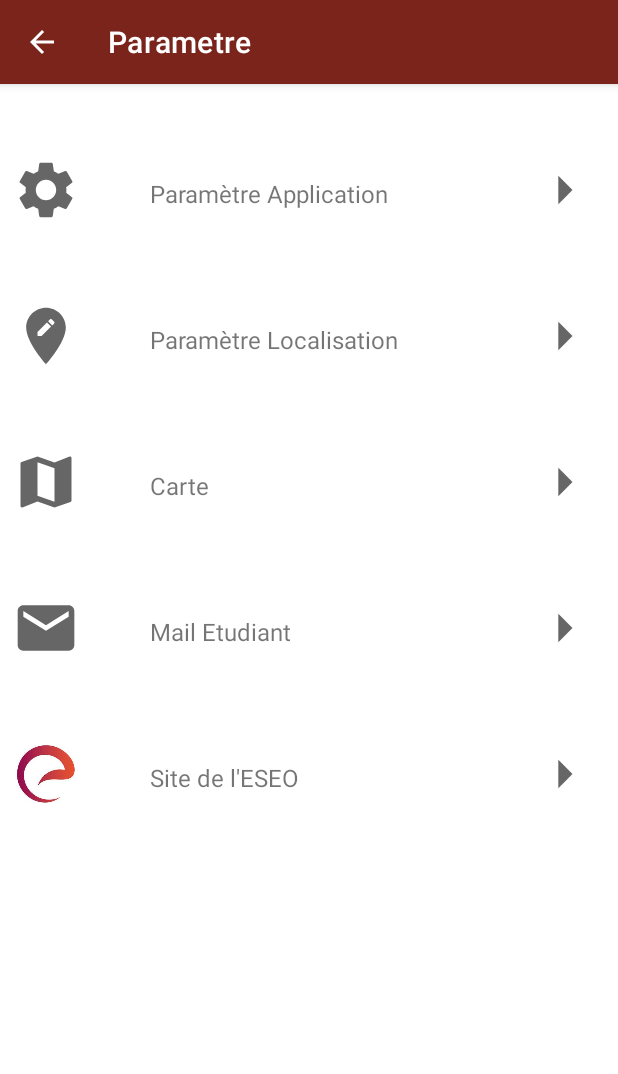
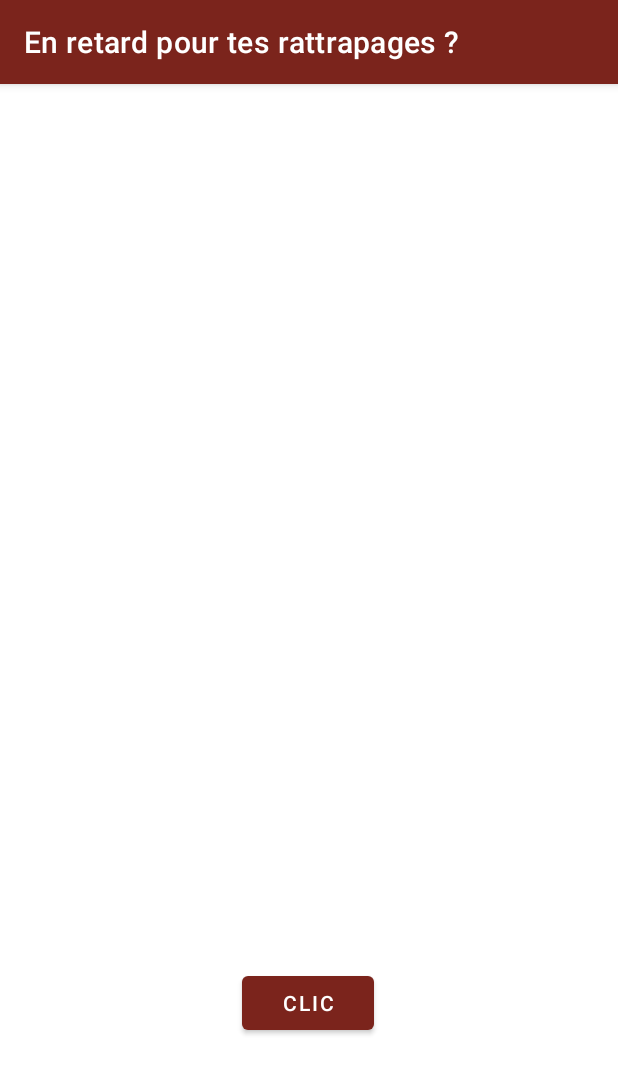
Before and after one commit to Polozeed/androidESEO, an Android app: the screen it shows after launch (ParametreActivity before the commit, ApelleApiActivity after it), after a tap on an icon or button, on a phone screen of 412 x 824 dp. Shown: the top 1074 px of the screen. Run offline under Robolectric (Android 15) with nearby library versions, the phone set to English and light mode, and no system bars; libraries missing offline, so code that uses them is left out: com.afollestad.recyclical; 1 statement that could not run was skipped; 1 other tap on this screen came first.

Commit message:
Debut Projet
10/05/2021

```diff
--- a/app/src/main/AndroidManifest.xml
+++ b/app/src/main/AndroidManifest.xml
@@ -3,17 +3,20 @@
     package="com.example.androideseo">
     <uses-permission android:name="android.permission.ACCESS_COARSE_LOCATION" />
     <uses-permission android:name="android.permission.ACCESS_FINE_LOCATION" />
+    <uses-permission android:name="android.permission.INTERNET" />
 
     <application
         android:allowBackup="true"
         android:icon="@drawable/app"
         android:label="En retard pour tes rattrapages ?"
         android:roundIcon="@mipmap/ic_launcher_round"
+        android:usesCleartextTraffic="true"
         android:supportsRtl="true"
         android:theme="@style/Theme.AndroidESEO">
 
         <activity android:name=".ui.ParametreActivity"></activity>
         <activity android:name=".ui.RecyclerActivity" />
+        <activity android:name=".ui.ApelleApiActivity" />
         <activity android:name=".ui.EastereggsActivity" />
         <activity android:name=".ui.MapActivity" />
         <activity android:name=".ui.HistoryActivity" />
--- a/app/src/main/java/com/example/androideseo/data/AdapterParam.kt
+++ b/app/src/main/java/com/example/androideseo/data/AdapterParam.kt
@@ -13,8 +13,7 @@ import com.example.androideseo.R
 class AdapterParam(private val deviceList: Array<ParametreActivity.SettingsItem>, private val onClick: ((selectedDevice: ParametreActivity.SettingsItem) -> Unit)? = null) : RecyclerView.Adapter<AdapterParam.ViewHolder>() {
 
     class ViewHolder(itemView: View) : RecyclerView.ViewHolder(itemView) {
-        fun showItem(param: ParametreActivity.SettingsItem,
-                     onClick: ((selectedDevice: ParametreActivity.SettingsItem) -> Unit)? = null) {
+        fun showItem(param: ParametreActivity.SettingsItem, onClick: ((selectedDevice: ParametreActivity.SettingsItem) -> Unit)? = null) {
             itemView.findViewById<TextView>(R.id.param).text= param.name
             itemView.findViewById<ImageView>(R.id.imageparam).setImageResource(param.icon)
             itemView.findViewById<ConstraintLayout>(R.id.layoutID).setOnClickListener{
--- /dev/null
+++ b/app/src/main/java/com/example/androideseo/ui/ApelleApiActivity.kt
@@ -0,0 +1,81 @@
+package com.example.androideseo.ui
+
+import android.content.Context
+import android.content.Intent
+import android.os.Bundle
+import android.widget.Button
+import android.widget.Toast
+import androidx.appcompat.app.AppCompatActivity
+import androidx.recyclerview.widget.LinearLayoutManager
+import com.afollestad.recyclical.datasource.emptyDataSource
+import com.example.androideseo.R
+import com.example.androideseo.data.AdapterApi
+import com.example.androideseo.databinding.ActivityApelleapiBinding
+import kotlinx.coroutines.CoroutineScope
+import kotlinx.coroutines.Dispatchers
+import kotlinx.coroutines.launch
+
+
+class ApelleApiActivity : AppCompatActivity() {
+
+    private lateinit var binding: ActivityApelleapiBinding // <-- Référence à notre ViewBinding
+
+    // Objet présent dans la liste (structure objet)
+    data class User (var id : Int, var name : String, var content : String, var done : Boolean)
+    data class UserApi ( var data : Array<User>)
+
+
+
+    companion object {
+        fun getStartIntent(context: Context): Intent {
+            return Intent(context, ApelleApiActivity::class.java)
+        }
+    }
+
+
+
+    override fun onCreate(savedInstanceState: Bundle?) {
+        super.onCreate(savedInstanceState)
+
+        setContentView(R.layout.activity_apelleapi)
+
+        binding = ActivityApelleapiBinding.inflate(layoutInflater)
+        setContentView(binding.root)
+
+        val dataSource = emptyDataSource()
+
+
+                findViewById<Button>(R.id.apelleApi).setOnClickListener {
+                    CoroutineScope(Dispatchers.IO).launch {
+                        runCatching {
+                            val id = 1
+                            val arrStatus = ApiService.instance.gettest()
+
+                            runOnUiThread {
+                                //dataSource.addAll(arrStatus.data.toList())
+                                Toast.makeText(
+                                    this@ApelleApiActivity,
+                                    "Résultat de l'appel réseau  :  " + arrStatus.toString(),
+                                    Toast.LENGTH_SHORT
+                                ).show()
+                            }
+                        }
+                    }
+                }
+
+                /*binding = ActivityApelleapiBinding.inflate(layoutInflater)
+                setContentView(binding.root)
+                binding.recyclerapi.layoutManager = LinearLayoutManager(this)
+                binding.recyclerapi.adapter = AdapterApi(dataSource)
+
+                 */
+
+            }
+
+
+
+    override fun onSupportNavigateUp(): Boolean {
+        finish()
+        return true
+    }
+}
--- a/app/src/main/java/com/example/androideseo/ui/MainActivity.kt
+++ b/app/src/main/java/com/example/androideseo/ui/MainActivity.kt
@@ -60,6 +60,11 @@ class MainActivity : AppCompatActivity() {
             startActivity(MapActivity.getStartIntent(this@MainActivity), options.toBundle())
         }
 
+
+        binding.buttonApi?.setOnClickListener {
+            startActivity(ApelleApiActivity.getStartIntent(this@MainActivity))
+        }
+
         binding.logo?.setOnClickListener {
             // Utilisation d'animation de lancement d'activité
             val options = ActivityOptions.makeScaleUpAnimation(binding.logo, 10, 10, binding.logo!!.getWidth(), binding.logo!!.getHeight())
--- a/app/src/main/java/com/example/androideseo/ui/ParametreActivity.kt
+++ b/app/src/main/java/com/example/androideseo/ui/ParametreActivity.kt
@@ -32,29 +32,29 @@ class ParametreActivity : AppCompatActivity() {
         setContentView(R.layout.activity_parametre)
 
         val arr = arrayOf(
-            SettingsItem(getString(R.string.paramApp), R.drawable.parametre) {
+            SettingsItem("Paramètre Application", R.drawable.parametre) {
                 // Action au clique
                 startActivity(Intent(ACTION_SETTINGS))
             },
-            SettingsItem(getString(R.string.paramLoc), R.drawable.paramlocation) {
+            SettingsItem("Paramètre Localisation", R.drawable.paramlocation) {
                 // Action au clique
                 startActivity(Intent(ACTION_LOCATION_SOURCE_SETTINGS))
             },
-            SettingsItem(getString(R.string.carte), R.drawable.parammap) {
+            SettingsItem("Carte", R.drawable.parammap) {
                 // Action au clique
-                startActivity(Intent(Intent.ACTION_VIEW, Uri.parse(getString(R.string.geoEseo))));
+                startActivity(Intent(Intent.ACTION_VIEW, Uri.parse("geo:47.492884574915365,-0.5509639806591626")));
 
             },
-            SettingsItem(getString(R.string.mailEtu), R.drawable.email) {
+            SettingsItem("Mail Etudiant", R.drawable.email) {
                 // Action au clique
-                startActivity(Intent(Intent.ACTION_SENDTO, Uri.parse(getString(R.string.mailtoMoi) +
-                        "?subject=" + Uri.encode(getString(R.string.testapp)) +
-                        "&body=" + Uri.encode(getString(R.string.salutprof)))))
+                startActivity(Intent(Intent.ACTION_SENDTO, Uri.parse("mailto:martincourierdemere@gmail.com " +
+                        "?subject=" + Uri.encode("je test ton App Trop Cool") +
+                        "&body=" + Uri.encode("salut c'est moi le prof"))))
 
                 },
-            SettingsItem(getString(R.string.siteEseotext), R.drawable.logo) {
+            SettingsItem("Site de l'ESEO", R.drawable.logo) {
                 // Action au clique
-                startActivity(Intent(Intent.ACTION_VIEW, Uri.parse(getString(R.string.siteEseo) )));
+                startActivity(Intent(Intent.ACTION_VIEW, Uri.parse("https://eseo.fr/" )));
             }
 
         )
--- /dev/null
+++ b/app/src/main/res/layout/activity_apelleapi.xml
@@ -0,0 +1,34 @@
+<?xml version="1.0" encoding="utf-8"?>
+<androidx.constraintlayout.widget.ConstraintLayout xmlns:android="http://schemas.android.com/apk/res/android"
+    xmlns:tools="http://schemas.android.com/tools"
+    android:layout_width="match_parent"
+    android:layout_height="match_parent"
+    xmlns:app="http://schemas.android.com/apk/res-auto">
+
+
+    <androidx.recyclerview.widget.RecyclerView
+        android:id="@+id/recyclerapi"
+        android:layout_width="372dp"
+        android:layout_height="684dp"
+        android:padding="12dp"
+        android:text="@string/app_name"
+        android:textSize="16sp"
+        app:layout_constraintBottom_toBottomOf="parent"
+        app:layout_constraintHorizontal_bias="0.500"
+        app:layout_constraintLeft_toLeftOf="parent"
+        app:layout_constraintRight_toRightOf="parent"
+        app:layout_constraintTop_toTopOf="parent"></androidx.recyclerview.widget.RecyclerView>
+
+    <Button
+        android:id="@+id/apelleApi"
+        android:layout_width="wrap_content"
+        android:layout_height="wrap_content"
+        android:text="clic"
+        app:layout_constraintBottom_toBottomOf="parent"
+        app:layout_constraintHorizontal_bias="0.498"
+        app:layout_constraintLeft_toLeftOf="parent"
+        app:layout_constraintRight_toRightOf="parent"
+        app:layout_constraintTop_toTopOf="parent"
+        app:layout_constraintVertical_bias="0.818" />
+
+</androidx.constraintlayout.widget.ConstraintLayout>
--- a/app/src/main/res/values/strings.xml
+++ b/app/src/main/res/values/strings.xml
@@ -42,16 +42,6 @@
     <string name="histvide">Historique Vide</string>
     <string name="activitymap">Activité Map</string>
     <string name="textacceptPerm">Pour vous localiser merci d\'accepter le parametre précedant</string>
-    <string name="salutprof">salut c\'est moi le prof</string>
-    <string name="testapp">je test ton App Trop Cool</string>
-    <string name="geoEseo">geo:47.492884574915365,-0.5509639806591626</string>
-    <string name="mailtoMoi">\"mailto:martincourierdemere@gmail.com \"</string>
-    <string name="siteEseo">https://eseo.fr/</string>
-    <string name="paramApp">Paramètre Application</string>
-    <string name="paramLoc">Paramètre Localisation</string>
-    <string name="carte">Carte</string>
-    <string name="mailEtu">Mail Etudiant</string>
-    <string name="siteEseotext">Site de l\'ESEO</string>
 
 
 </resources>
```
Also changed, not shown: app/build.gradle (+8 -0 lines), app/src/main/java/com/example/androideseo/data/AdapterApi.kt (added, +38 -0 lines), app/src/main/java/com/example/androideseo/ui/MapActivity.kt (+4 -3 lines), app/src/main/java/com/example/androideseo/ui/apiService.kt (added, +65 -0 lines), app/src/main/res/layout/activity_main.xml (+10 -0 lines).
